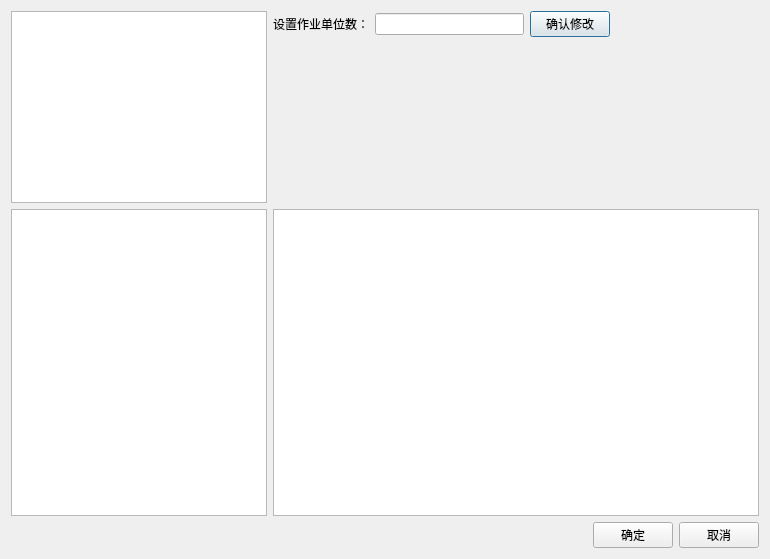
Old version of the form OperationUnit/relationsetdialog.ui in the repository yukuan1991/SLP.
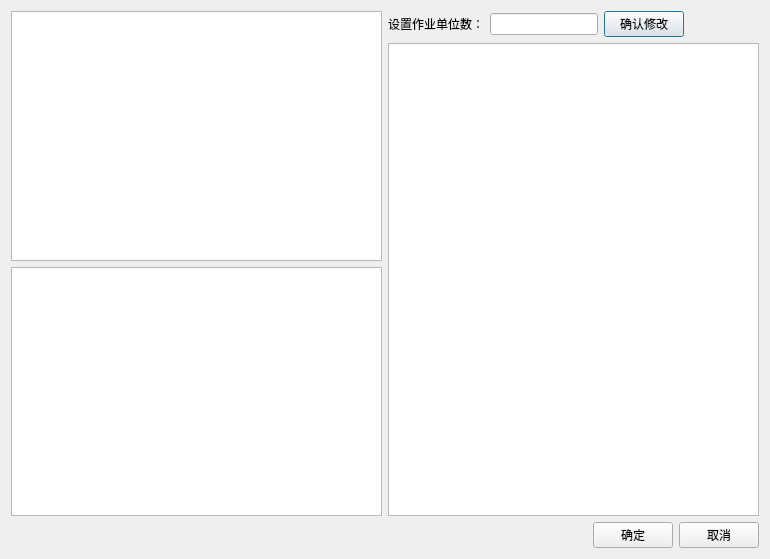
New version of the form.

Diff of the .ui file:
```diff
--- a/OperationUnit/relationsetdialog.ui
+++ b/OperationUnit/relationsetdialog.ui
@@ -13,16 +13,29 @@
   <property name="windowTitle">
    <string>Dialog</string>
   </property>
-  <layout class="QVBoxLayout" name="verticalLayout_2" stretch="0,5,0">
+  <layout class="QVBoxLayout" name="verticalLayout_3">
    <item>
-    <layout class="QHBoxLayout" name="horizontalLayout_4" stretch="0,5">
+    <layout class="QHBoxLayout" name="horizontalLayout">
      <item>
-      <widget class="QTableWidget" name="tableWidget"/>
+      <layout class="QVBoxLayout" name="verticalLayout_2">
+       <property name="spacing">
+        <number>6</number>
+       </property>
+       <item>
+        <widget class="QTableWidget" name="tableWidget"/>
+       </item>
+       <item>
+        <widget class="QTableView" name="operationUnitForm"/>
+       </item>
+      </layout>
      </item>
      <item>
       <layout class="QVBoxLayout" name="verticalLayout">
        <item>
         <layout class="QHBoxLayout" name="horizontalLayout_2">
+         <property name="spacing">
+          <number>6</number>
+         </property>
          <item>
           <widget class="QLabel" name="label">
            <property name="text">
@@ -56,32 +69,12 @@
         </layout>
        </item>
        <item>
-        <spacer name="verticalSpacer">
-         <property name="orientation">
-          <enum>Qt::Vertical</enum>
-         </property>
-         <property name="sizeHint" stdset="0">
-          <size>
-           <width>20</width>
-           <height>40</height>
-          </size>
-         </property>
-        </spacer>
+        <widget class="QTableView" name="tableView"/>
        </item>
       </layout>
      </item>
     </layout>
    </item>
-   <item>
-    <layout class="QHBoxLayout" name="horizontalLayout" stretch="0,10">
-     <item>
-      <widget class="QTableView" name="operationUnitForm"/>
-     </item>
-     <item>
-      <widget class="QTableView" name="tableView"/>
-     </item>
-    </layout>
-   </item>
    <item>
     <layout class="QHBoxLayout" name="horizontalLayout_5">
      <item>
```
Left out of the diff: 6 changed lines with no effect on the pictures.
